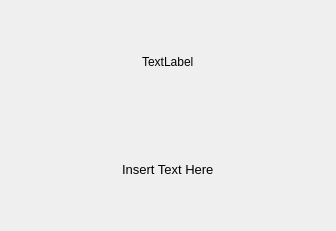
FlyBoy8869/PDFPreview, file PDFPreview/gui/ui_about.ui: the form before one commit.
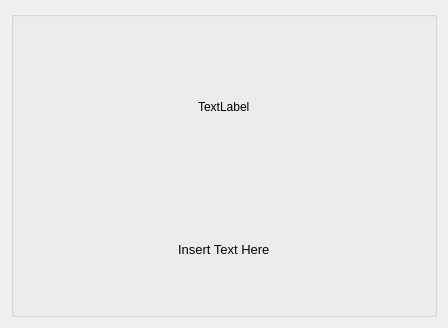
The form after the commit.

Commit message: Tweaks About dialog.

Diff of the .ui file:
```diff
--- a/PDFPreview/gui/ui_about.ui
+++ b/PDFPreview/gui/ui_about.ui
@@ -6,13 +6,19 @@
    <rect>
     <x>0</x>
     <y>0</y>
-    <width>336</width>
-    <height>231</height>
+    <width>448</width>
+    <height>328</height>
    </rect>
   </property>
   <property name="windowTitle">
    <string>About</string>
   </property>
+  <layout class="QVBoxLayout" name="verticalLayout_3">
+   <item>
+    <widget class="QGroupBox" name="groupBox">
+     <property name="title">
+      <string/>
+     </property>
   <layout class="QVBoxLayout" name="verticalLayout_2">
    <item>
     <layout class="QHBoxLayout" name="horizontalLayout">
@@ -119,6 +125,9 @@
          </spacer>
         </item>
        </layout>
+         </item>
+        </layout>
+       </widget>
       </item>
      </layout>
     </widget>
```
Lines whose indentation alone changed are shown as unchanged.
